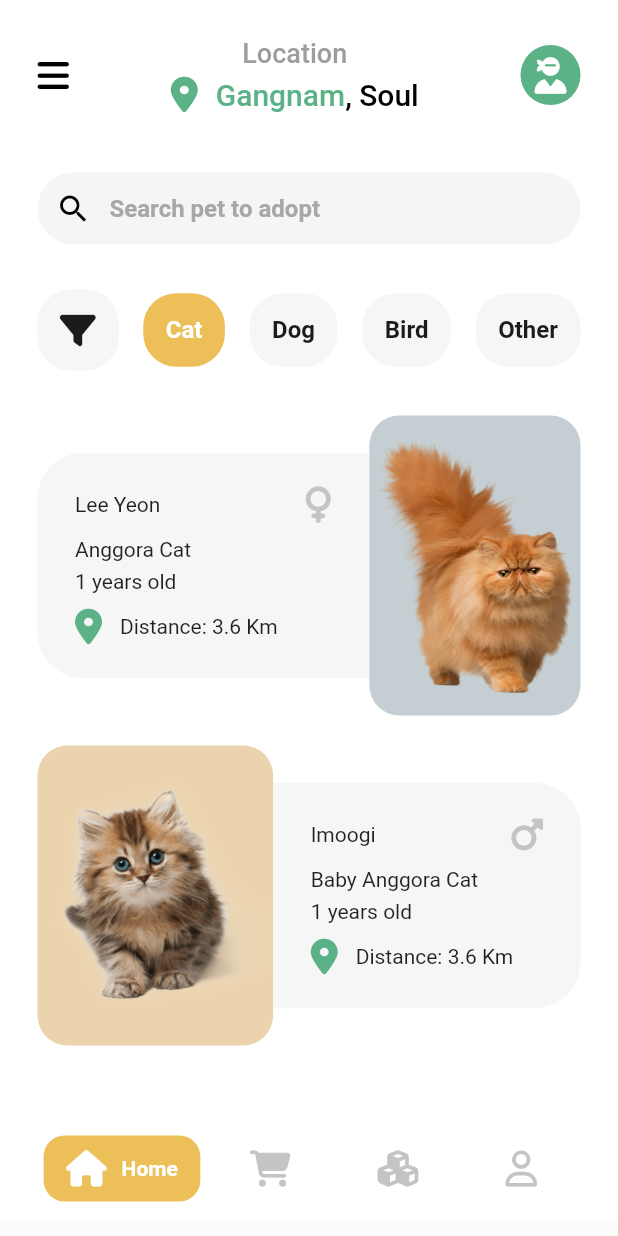
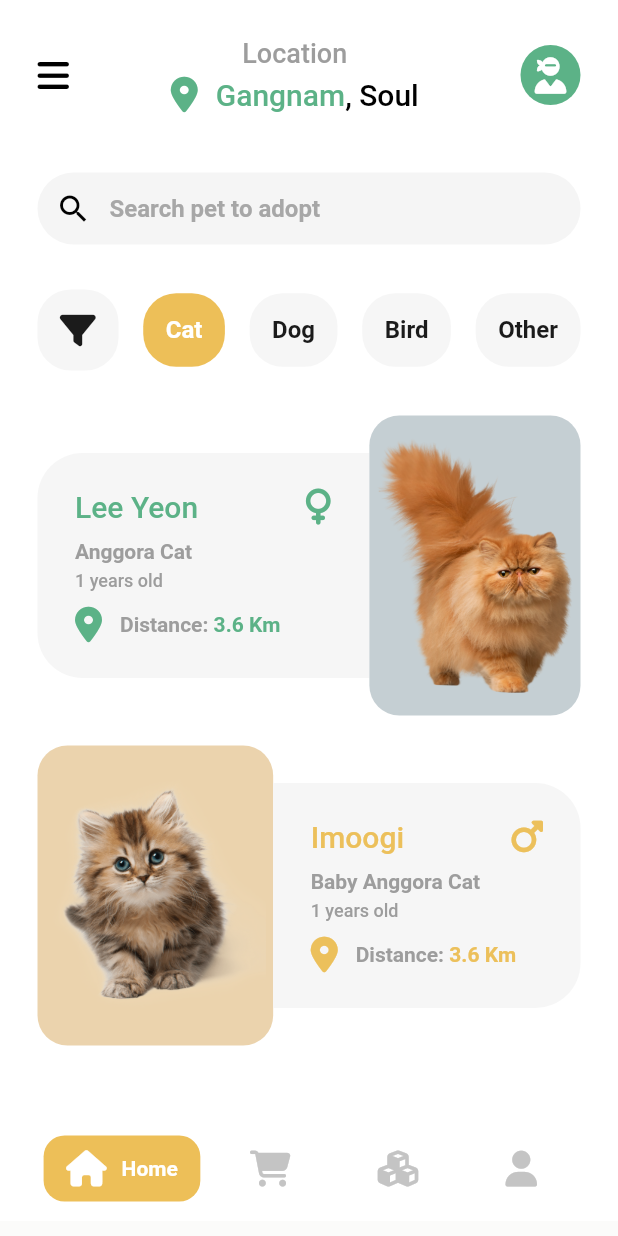
Before and after one commit to gomezjcdev/FlutterDesigns, a Flutter app: the screen it shows after launch, on a phone screen of 412 x 824 dp. Run offline on Flutter 3.47's test engine with Material 2 defaults, Android fonts, the phone set to English and light mode, and no system bars; our stand-ins replace font_awesome_flutter.

Commit message:
finish home design of pet app

```diff
--- a/02.pet_app/lib/themes/theme.dart
+++ b/02.pet_app/lib/themes/theme.dart
@@ -17,6 +17,7 @@ class AppTheme {
   static const Color _colorBlack = Color(0xFF1B1B1B);
   static const Color _imageBackground1 = Color(0xFFC5CFD3);
   static const Color _imageBackground2 = Color(0xFFEBD3AD);
+  static const Color _yellowTitle = Color(0xFFECC05B);
 
   static Color get tabColor => _tabColor;
   static Color get greenTitle => _greenTitle;
@@ -27,6 +28,7 @@ class AppTheme {
   static Color get colorBlack => _colorBlack;
   static Color get imageBackground1 => _imageBackground1;
   static Color get imageBackground2 => _imageBackground2;
+  static Color get yellowTitle => _yellowTitle;
 
   static final ThemeData customTheme = ThemeData(
     scaffoldBackgroundColor: _primaryVariantColor,
@@ -56,6 +58,7 @@ class AppTheme {
     headline1: _lightScreenHeading1TextStyle,
     headline2: _lightScreenHeading2TextStyle,
     headline3: _lightScreenHeading3TextStyle,
+    headline4: _lightScreenHeading4TextStyle
   );
 
   static const TextStyle _lightScreenHeading1TextStyle = TextStyle(
@@ -78,4 +81,11 @@ class AppTheme {
     color: _onPrimaryColor,
     fontFamily: "Roboto",
   );
+
+  static const TextStyle _lightScreenHeading4TextStyle = TextStyle(
+    fontSize: 12.0,
+    fontWeight: FontWeight.w500,
+    color: _onPrimaryColor,
+    fontFamily: "Roboto",
+  );
 }
--- a/02.pet_app/lib/widgets/animal_card.dart
+++ b/02.pet_app/lib/widgets/animal_card.dart
@@ -19,8 +19,8 @@ class AnimalCard extends StatelessWidget {
       mainAxisAlignment:
           imageLeft ? MainAxisAlignment.start : MainAxisAlignment.end,
       children: [
-        imageLeft ? _image() : _info(),
-        imageLeft ? _info() : _image()
+        imageLeft ? _image() : _info(context),
+        imageLeft ? _info(context) : _image()
       ],
     );
   }
@@ -45,7 +45,7 @@ class AnimalCard extends StatelessWidget {
     );
   }
 
-  Widget _info() {
+  Widget _info(BuildContext context) {
     const double radius = 30;
     return Flexible(
       child: Container(
@@ -70,26 +70,51 @@ class AnimalCard extends StatelessWidget {
               Row(
                 mainAxisAlignment: MainAxisAlignment.spaceBetween,
                 children: [
-                  Text(animal.name),
+                  Text(animal.name,
+                      style: Theme.of(context).textTheme.headline2!.copyWith(
+                          color: imageLeft
+                              ? AppTheme.yellowTitle
+                              : AppTheme.greenTitle)),
                   FaIcon(
                     animal.genred == 'male'
                         ? FontAwesomeIcons.mars
                         : FontAwesomeIcons.venus,
+                    color:
+                        imageLeft ? AppTheme.yellowTitle : AppTheme.greenTitle,
                   )
                 ],
               ),
               const SizedBox(height: 10),
-              Text(animal.breed),
+              Text(animal.breed,
+                  style: Theme.of(context)
+                      .textTheme
+                      .headline3!
+                      .copyWith(color: AppTheme.grayTitle)),
               const SizedBox(height: 5),
-              Text('${animal.age} years old'),
+              Text('${animal.age} years old',
+                  style: Theme.of(context)
+                      .textTheme
+                      .headline4!
+                      .copyWith(color: AppTheme.grayTitle)),
               const SizedBox(height: 10),
               Row(
                 children: [
-                  FaIcon(FontAwesomeIcons.locationDot,
-                      color: AppTheme.greenTitle),
+                  FaIcon(
+                    FontAwesomeIcons.locationDot,
+                    color:
+                        imageLeft ? AppTheme.yellowTitle : AppTheme.greenTitle,
+                  ),
                   const SizedBox(width: 12),
-                  const Text('Distance: '),
-                  Text('${animal.distanceOnKM} Km')
+                  Text('Distance: ',
+                      style: Theme.of(context)
+                          .textTheme
+                          .headline3!
+                          .copyWith(color: AppTheme.grayTitle)),
+                  Text('${animal.distanceOnKM} Km',
+                      style: Theme.of(context).textTheme.headline3!.copyWith(
+                          color: imageLeft
+                              ? AppTheme.yellowTitle
+                              : AppTheme.greenTitle))
                 ],
               )
             ],
--- a/02.pet_app/lib/widgets/custom_navigation_bar.dart
+++ b/02.pet_app/lib/widgets/custom_navigation_bar.dart
@@ -37,7 +37,7 @@ class _CustomNavigationBarState extends State<CustomNavigationBar> {
                 selected: optionSelected == 1),
             _option(2, FontAwesomeIcons.cubes, 'History',
                 selected: optionSelected == 2),
-            _option(3, FontAwesomeIcons.user, 'Profile',
+            _option(3, FontAwesomeIcons.solidUser, 'Profile',
                 selected: optionSelected == 3),
           ],
         ),
```
Also changed, not shown: 02.pet_app/pubspec.lock, images/FinancialApp/Home_Pet.png (added), 2 other files.
